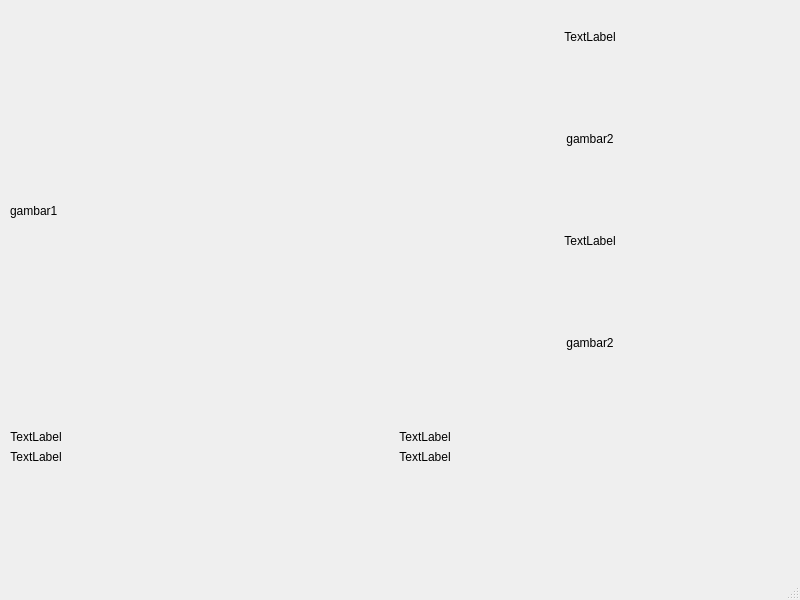
The window that UI/Main_UI.ui (dafidafi25/ALPR) describes before a commit, drawn with Qt 5.
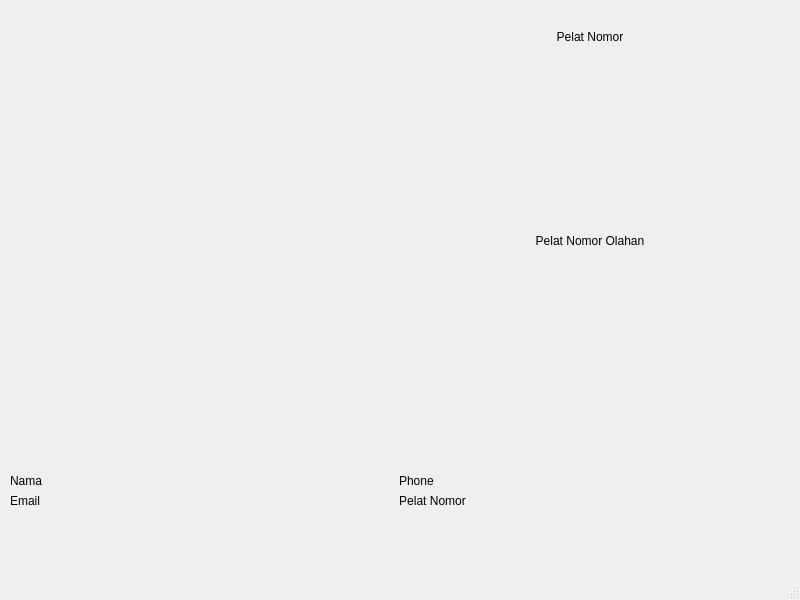
The same window after the commit.

Commit message: adding UI with image loader

```diff
--- a/UI/Main_UI.ui
+++ b/UI/Main_UI.ui
@@ -27,7 +27,7 @@
      <item>
       <widget class="QLabel" name="Gambar1">
        <property name="text">
-        <string>gambar1</string>
+        <string/>
        </property>
       </widget>
      </item>
@@ -42,7 +42,7 @@
           </size>
          </property>
          <property name="text">
-          <string>TextLabel</string>
+          <string>Pelat Nomor</string>
          </property>
          <property name="alignment">
           <set>Qt::AlignCenter</set>
@@ -52,7 +52,7 @@
        <item>
         <widget class="QLabel" name="gambar2">
          <property name="text">
-          <string>gambar2</string>
+          <string/>
          </property>
          <property name="alignment">
           <set>Qt::AlignCenter</set>
@@ -68,7 +68,7 @@
           </size>
          </property>
          <property name="text">
-          <string>TextLabel</string>
+          <string>Pelat Nomor Olahan</string>
          </property>
          <property name="alignment">
           <set>Qt::AlignCenter</set>
@@ -78,7 +78,7 @@
        <item>
         <widget class="QLabel" name="gambar3">
          <property name="text">
-          <string>gambar2</string>
+          <string/>
          </property>
          <property name="alignment">
           <set>Qt::AlignCenter</set>
@@ -101,10 +101,13 @@
     <layout class="QHBoxLayout" name="TableLayout">
      <item>
       <layout class="QFormLayout" name="left_layout">
+       <property name="formAlignment">
+        <set>Qt::AlignLeading|Qt::AlignLeft|Qt::AlignVCenter</set>
+       </property>
        <item row="1" column="0">
         <widget class="QLabel" name="Nama">
          <property name="text">
-          <string>TextLabel</string>
+          <string>Email</string>
          </property>
          <property name="alignment">
           <set>Qt::AlignCenter</set>
@@ -114,7 +117,7 @@
        <item row="0" column="0">
         <widget class="QLabel" name="Email">
          <property name="text">
-          <string>TextLabel</string>
+          <string>Nama</string>
          </property>
          <property name="alignment">
           <set>Qt::AlignCenter</set>
@@ -128,10 +131,13 @@
      </item>
      <item>
       <layout class="QFormLayout" name="right_layout">
+       <property name="formAlignment">
+        <set>Qt::AlignLeading|Qt::AlignLeft|Qt::AlignVCenter</set>
+       </property>
        <item row="1" column="0">
         <widget class="QLabel" name="Registered_plate">
          <property name="text">
-          <string>TextLabel</string>
+          <string>Pelat Nomor</string>
          </property>
          <property name="alignment">
           <set>Qt::AlignCenter</set>
@@ -141,10 +147,10 @@
        <item row="0" column="0">
         <widget class="QLabel" name="Phone">
          <property name="text">
-          <string>TextLabel</string>
+          <string>Phone</string>
          </property>
          <property name="alignment">
-          <set>Qt::AlignCenter</set>
+          <set>Qt::AlignLeading|Qt::AlignLeft|Qt::AlignVCenter</set>
          </property>
         </widget>
        </item>
```
Left out of the diff: 2 changed lines with no effect on the pictures. The commit also changes 5 other files.
